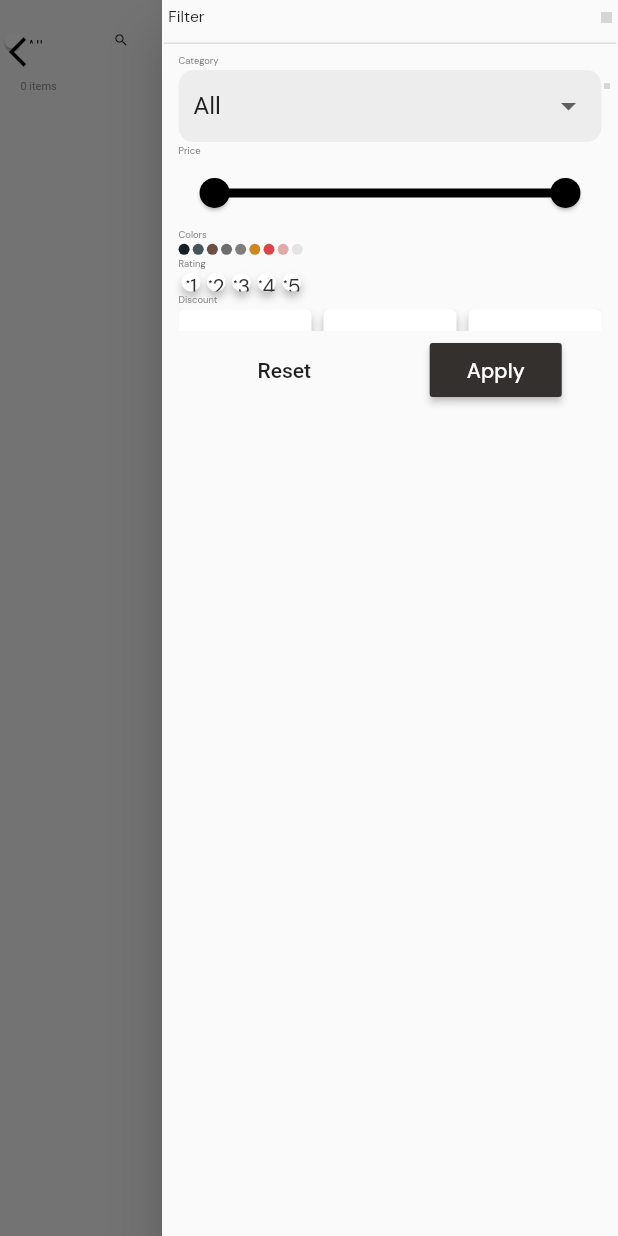
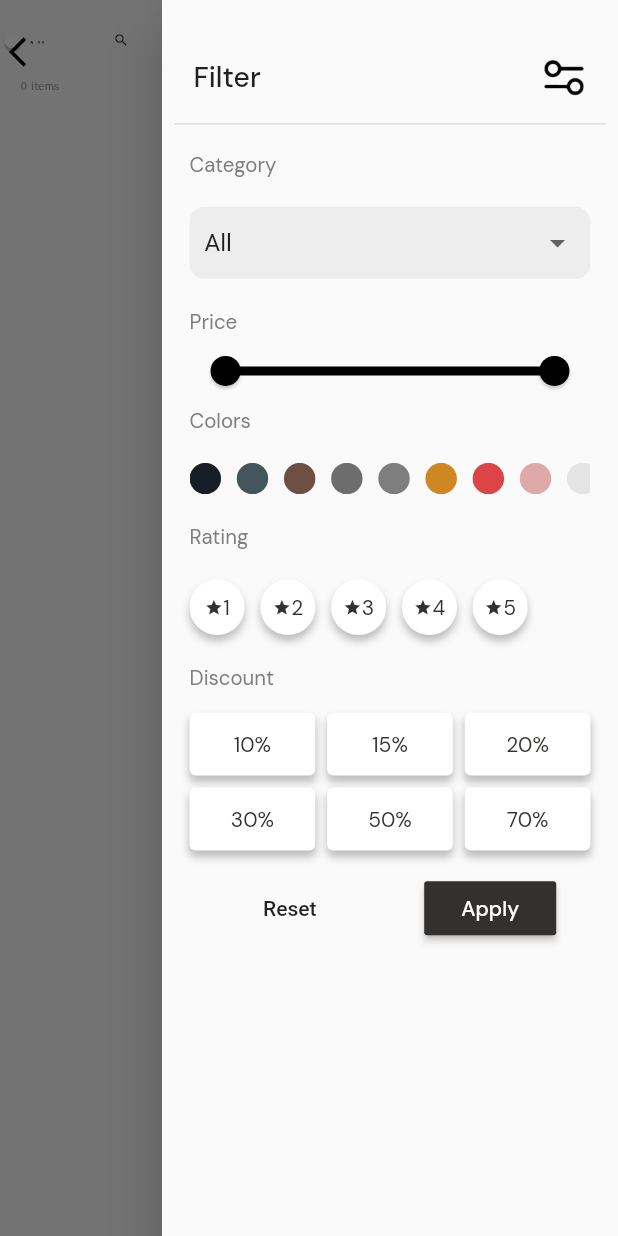
Before and after one commit to Mahmoudmnb/ShopApp, a Flutter app: the CategoryViewPage screen opened directly with empty values, with the side drawer open, on a phone screen of 412 x 824 dp. Run offline on Flutter 3.47's test engine with Material 2 defaults, Android fonts, the phone set to English and light mode, and no system bars; our stand-ins replace flutter_bloc, flutter_screenutil, get_it, google_fonts, internet_connection_checker, shared_preferences and 5 more; accounts and stored records are empty; grey boxes are pictures that could not be loaded.

```diff
--- a/lib/featurs/main_page/featurs/search/widgets/end_drawer.dart
+++ b/lib/featurs/main_page/featurs/search/widgets/end_drawer.dart
@@ -42,38 +42,42 @@ class EndDrawer extends StatelessWidget {
     return Drawer(
       child: Container(
         padding: EdgeInsets.only(
-            top: fromPage == 'SearchPage' ? 0 : 5.h, left: 1.w, right: 1.w),
+            top: fromPage == 'SearchPage' ? 0 : 40.h, left: 8.w, right: 8.w),
         child: Column(crossAxisAlignment: CrossAxisAlignment.start, children: [
           Padding(
-            padding: EdgeInsets.symmetric(horizontal: 3.w),
+            padding: EdgeInsets.symmetric(horizontal: 12.w),
             child: Row(
               mainAxisAlignment: MainAxisAlignment.spaceBetween,
               children: [
                 Text(
                   "Filter",
-                  style: TextStyle(fontSize: 10.sp, fontFamily: 'DM Sans'),
+                  style: TextStyle(
+                      fontSize: 18.sp,
+                      fontFamily: 'DM Sans',
+                      fontWeight: FontWeight.w500),
                 ),
                 Image(
                   image: const AssetImage('assets/images/Filter_big.png'),
-                  height: 7.w,
+                  height: 25.w,
                 )
               ],
             ),
           ),
-          sb(height: fromPage == 'SearchPage' ? 0 : 2.h),
+          sb(height: fromPage == 'SearchPage' ? 0 : 10.h),
           const Divider(thickness: 1),
           Container(
             padding: const EdgeInsets.symmetric(horizontal: 10),
             child:
                 Column(crossAxisAlignment: CrossAxisAlignment.start, children: [
+              const SizedBox(height: 10),
               Text(
                 "Category",
                 style: TextStyle(
                     color: const Color(0xFF7E7E7E),
-                    fontSize: 6.sp,
+                    fontSize: 13.sp,
                     fontFamily: 'DM Sans'),
               ),
-              sb(height: fromPage == 'SearchPage' ? 1.h : 2.h),
+              sb(height: fromPage == 'SearchPage' ? 20.h : 20.h),
               Container(
                 width: double.infinity,
                 padding: const EdgeInsets.only(left: 10, right: 10),
@@ -165,12 +169,12 @@ class EndDrawer extends StatelessWidget {
                   },
                 ),
               ),
-              sb(height: fromPage == 'SearchPage' ? 1.h : 2.h),
+              sb(height: fromPage == 'SearchPage' ? 15.h : 20.h),
               Text(
                 "Price",
                 style: TextStyle(
                     color: const Color(0xFF7E7E7E),
-                    fontSize: 6.sp,
+                    fontSize: 13.sp,
                     fontFamily: 'DM Sans'),
               ),
               BlocBuilder<SearchCubit, SearchState>(
@@ -199,10 +203,10 @@ class EndDrawer extends StatelessWidget {
                 "Colors",
                 style: TextStyle(
                     color: const Color(0xFF7E7E7E),
-                    fontSize: 6.sp,
+                    fontSize: 13.sp,
                     fontFamily: 'DM Sans'),
               ),
-              sb(height: fromPage == 'SearchPage' ? 1.h : 2.h),
+              sb(height: fromPage == 'SearchPage' ? 15.h : 20.h),
               BlocBuilder<SearchCubit, SearchState>(
                 builder: (context, state) {
                   List<bool> filterColors = cubit.filterColors;
@@ -210,9 +214,10 @@ class EndDrawer extends StatelessWidget {
                     filterColors = cubit.filterColors;
                   }
                   return SizedBox(
-                    height: 7.w,
+                    height: 20.w,
                     child: ListView.separated(
-                      separatorBuilder: (context, index) => sb(width: 2.w),
+                      physics: const BouncingScrollPhysics(),
+                      separatorBuilder: (context, index) => sb(width: 10.w),
                       scrollDirection: Axis.horizontal,
                       shrinkWrap: true,
                       itemCount: cubit.colors.length,
@@ -221,8 +226,8 @@ class EndDrawer extends StatelessWidget {
                           cubit.selectFilterColor(index);
                         },
                         child: Container(
-                          width: 7.w,
-                          height: 7.w,
+                          width: 20.w,
+                          height: 20.w,
                           decoration: BoxDecoration(
                               border: filterColors[index]
                                   ? Border.all(color: Colors.blue, width: 2)
@@ -235,26 +240,26 @@ class EndDrawer extends StatelessWidget {
                   );
                 },
               ),
-              sb(height: fromPage == 'SearchPage' ? 1.h : 2.h),
+              sb(height: fromPage == 'SearchPage' ? 10.h : 20.h),
               Text(
                 "Rating",
                 style: TextStyle(
                     color: const Color(0xFF7E7E7E),
-                    fontSize: 6.sp,
+                    fontSize: 13.sp,
                     fontFamily: 'DM Sans'),
               ),
-              sb(height: fromPage == 'SearchPage' ? 1.h : 2.h),
+              sb(height: fromPage == 'SearchPage' ? 15.h : 20.h),
               BlocBuilder<SearchCubit, SearchState>(
                 builder: (context, state) {
                   List<bool> filterRating = cubit.filterRating;
                   if (state is ResetFilter) {
                     filterRating = cubit.filterRating;
                   }
-                  return Container(
-                    padding: EdgeInsets.only(left: 2.w),
-                    height: 12.w,
+                  return SizedBox(
+                    // padding: EdgeInsets.only(left: 10.w),
+                    height: 40.w,
                     child: ListView.separated(
-                      separatorBuilder: (context, index) => sb(width: 4.w),
+                      separatorBuilder: (context, index) => sb(width: 10.w),
                       scrollDirection: Axis.horizontal,
                       shrinkWrap: true,
                       itemCount: 5,
@@ -263,6 +268,7 @@ class EndDrawer extends StatelessWidget {
                           cubit.selectFilterRating(index);
                         },
                         child: Container(
+                          margin: EdgeInsets.only(bottom: 5.h),
                           alignment: Alignment.center,
                           decoration: BoxDecoration(
                               boxShadow: [
@@ -275,8 +281,8 @@ class EndDrawer extends StatelessWidget {
                                   ? const Color(0xFF33302E)
                                   : Colors.white,
                               borderRadius: BorderRadius.circular(100)),
-                          width: 12.w,
-                          height: 12.w,
+                          width: 35.w,
+                          // height: 30.w,
                           child: Row(
                               mainAxisAlignment: MainAxisAlignment.center,
                               children: [
@@ -285,7 +291,7 @@ class EndDrawer extends StatelessWidget {
                                   color: filterRating[index]
                                       ? Colors.white
                                       : const Color(0xFF33302E),
-                                  size: 3.w,
+                                  size: 12.w,
                                 ),
                                 Text(
                                   '${index + 1}',
@@ -303,15 +309,15 @@ class EndDrawer extends StatelessWidget {
                   );
                 },
               ),
-              sb(height: fromPage == 'SearchPage' ? 1.h : 2.h),
+              sb(height: fromPage == 'SearchPage' ? 10.h : 15.h),
               Text(
                 "Discount",
                 style: TextStyle(
                     color: const Color(0xFF7E7E7E),
-                    fontSize: 6.sp,
+                    fontSize: 13.sp,
                     fontFamily: 'DM Sans'),
               ),
-              sb(height: fromPage == 'SearchPage' ? 1.h : 2.h),
+              sb(height: fromPage == 'SearchPage' ? 15.h : 15.h),
               BlocBuilder<SearchCubit, SearchState>(
                 builder: (context, state) {
                   List<bool> filterDiscount = cubit.filterDiscount;
@@ -319,7 +325,7 @@ class EndDrawer extends StatelessWidget {
                     filterDiscount = cubit.filterDiscount;
                   }
                   return SizedBox(
-                    height: 15.h,
+                    // height: 15.h,
                     child: GridView.builder(
                       physics: const BouncingScrollPhysics(),
                       shrinkWrap: true,
@@ -362,7 +368,7 @@ class EndDrawer extends StatelessWidget {
                   );
                 },
               ),
-              sb(height: fromPage == 'SearchPage' ? 0.5.h : 2.h),
+              sb(height: fromPage == 'SearchPage' ? 15.h : 15.h),
               Row(
                 mainAxisAlignment: MainAxisAlignment.spaceAround,
                 children: [
```
Also changed, not shown: lib/featurs/main_page/featurs/orders/screen/details_delivered.dart (added, +146 -0 lines), lib/featurs/main_page/featurs/orders/screen/orders.dart (+0 -42 lines), lib/featurs/main_page/featurs/orders/widgets/checkout_list.dart (added, +110 -0 lines), lib/featurs/main_page/featurs/orders/widgets/item_card.dart (added, +151 -0 lines), lib/featurs/main_page/featurs/orders/widgets/order_card.dart (+10 -2 lines), lib/featurs/main_page/featurs/orders/widgets/order_details_card.dart (added, +104 -0 lines), lib/main.dart (+4 -4 lines), pubspec.yaml (+56 -18 lines).
